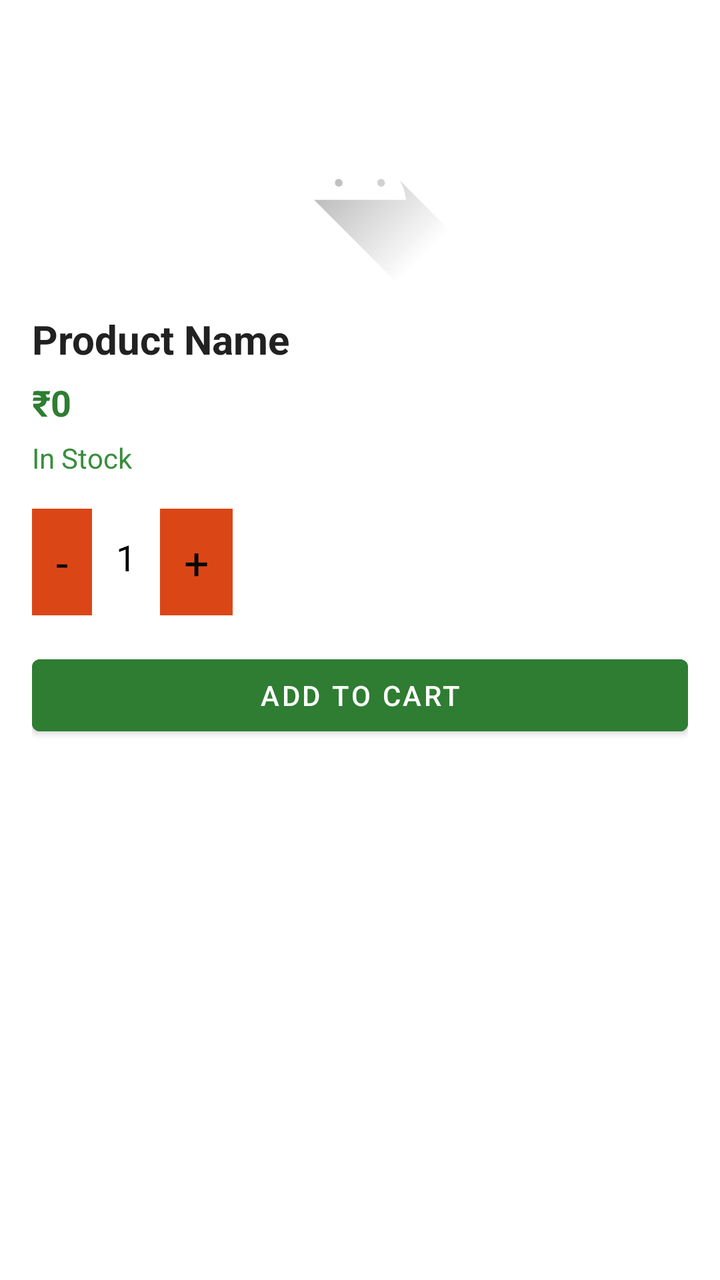
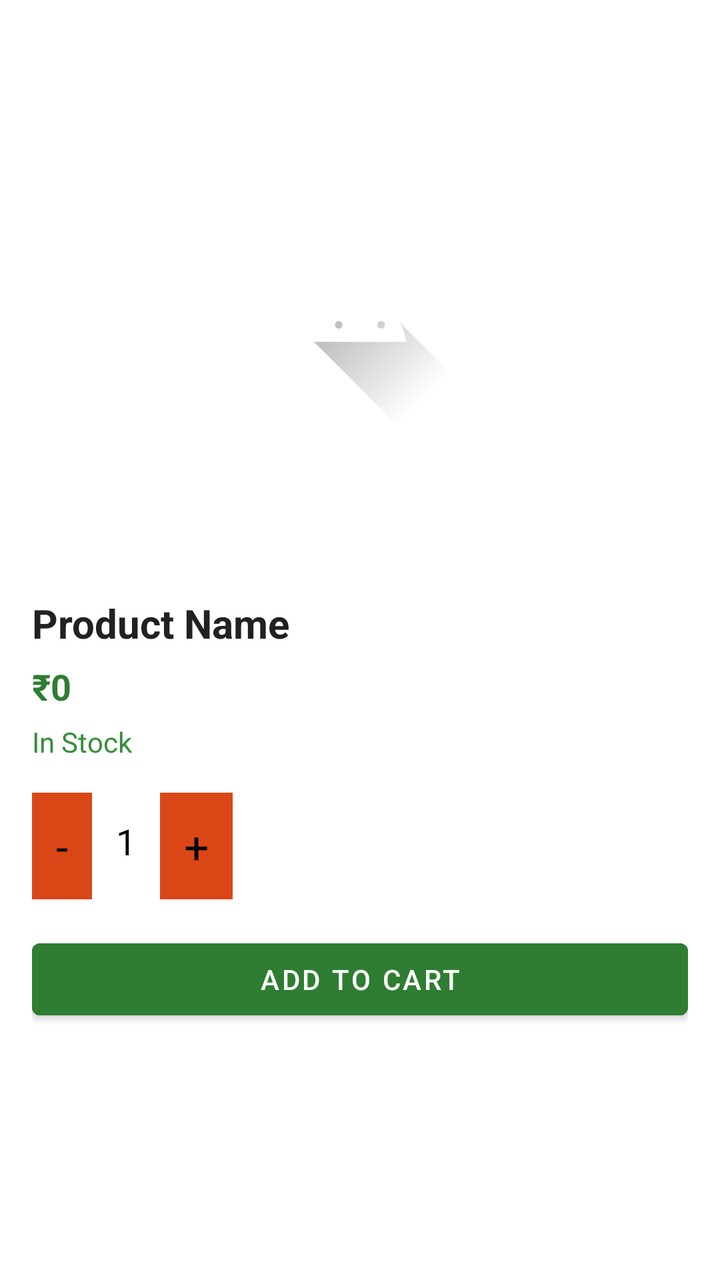

Two renders of the same Android screen: before a commit and after it. Below are the layout's source before the change and the commit's diff.
<!-- AndroidManifest.xml: application theme Theme.BulkAgrochem -->
<!-- res/layout/activity_product_detail.xml -->
<?xml version="1.0" encoding="utf-8"?>
<ScrollView xmlns:android="http://schemas.android.com/apk/res/android"
    android:layout_width="match_parent"
    android:layout_height="match_parent"
    android:background="#FFFFFF">

    <LinearLayout
        android:layout_width="match_parent"
        android:layout_height="wrap_content"
        android:orientation="vertical"
        android:padding="16dp"
        android:layout_marginTop="20dp">

        
        <ImageView
            android:id="@+id/imgProduct"
            android:layout_width="match_parent"
            android:layout_height="match_parent"
            android:scaleType="centerInside"
            android:src="@drawable/ic_launcher_foreground" />

        
        <TextView
            android:id="@+id/txtProductName"
            android:layout_width="match_parent"
            android:layout_height="wrap_content"
            android:layout_marginTop="12dp"
            android:text="Product Name"
            android:textSize="20sp"
            android:textStyle="bold"
            android:textColor="#212121" />

        
        <TextView
            android:id="@+id/txtProductPrice"
            android:layout_width="wrap_content"
            android:layout_height="wrap_content"
            android:layout_marginTop="6dp"
            android:text="₹0"
            android:textSize="18sp"
            android:textStyle="bold"
            android:textColor="#2E7D32" />

        
        <TextView
            android:id="@+id/txtStock"
            android:layout_width="wrap_content"
            android:layout_height="wrap_content"
            android:layout_marginTop="6dp"
            android:text="In Stock"
            android:textSize="14sp"
            android:textColor="#388E3C" />


        
        <LinearLayout
            android:layout_width="wrap_content"
            android:layout_height="wrap_content"
            android:layout_marginTop="16dp"
            android:orientation="horizontal"
            android:gravity="center_vertical"
            android:foreground="?attr/selectableItemBackground"
            android:background="@drawable/bg_qty_button">

            <TextView
                android:id="@+id/btnMinus"
                android:text="-"
                android:textColor="@color/black"
                android:textSize="22sp"
                android:padding="12dp"
                android:background="#DB4617"
                android:layout_height="match_parent"
                android:layout_width="match_parent"/>

            <TextView
                android:id="@+id/txtQty"
                android:text="1"
                android:textSize="18sp"
                android:background="@color/white"
                android:padding="12dp"
                android:textColor="@color/black"
                android:layout_height="match_parent"
                android:layout_width="match_parent"/>

            <TextView
                android:id="@+id/btnPlus"
                android:text="+"
                android:textColor="@color/black"
                android:textSize="22sp"
                android:padding="12dp"
                android:background="#DB4617"
                android:layout_height="match_parent"
                android:layout_width="match_parent"/>
        </LinearLayout>

        
        <Button
            android:id="@+id/btnAddToCart"
            android:layout_width="match_parent"
            android:layout_height="48dp"
            android:layout_marginTop="16dp"
            android:text="Add to Cart"
            android:backgroundTint="#2E7D32"
            android:textColor="#FFFFFF"/>

        
        <TextView
            android:id="@+id/txtDescription"
            android:layout_width="match_parent"
            android:layout_height="wrap_content"
            android:layout_marginTop="12dp"
            android:text="Product Description..."
            android:textSize="14sp"
            android:textColor="#757575"
            android:visibility="gone"/>

        
        <TextView
            android:id="@+id/txtDetails"
            android:layout_width="match_parent"
            android:layout_height="wrap_content"
            android:layout_marginTop="12dp"
            android:text="Product Details..."
            android:textSize="14sp"
            android:textColor="#616161"
            android:visibility="gone"/>

    </LinearLayout>

</ScrollView>
<!-- resources referenced by this layout -->
<resources>
  <color name="black">#FF000000</color>
  <color name="white">#FFFFFFFF</color>
  <!-- drawable bg_qty_button (drawable) -->
  <shape xmlns:android="http://schemas.android.com/apk/res/android">
      <solid android:color="#EEEEEE"/>
      <corners android:radius="8dp"/>
  </shape>
  <!-- drawable ic_launcher_foreground (drawable) -->
  <vector xmlns:android="http://schemas.android.com/apk/res/android"
      xmlns:aapt="http://schemas.android.com/aapt"
      android:width="108dp"
      android:height="108dp"
      android:viewportWidth="108"
      android:viewportHeight="108">
      <path android:pathData="M31,63.928c0,0 6.4,-11 12.1,-13.1c7.2,-2.6 26,-1.4 26,-1.4l38.1,38.1L107,108.928l-32,-1L31,63.928z">
          <aapt:attr name="android:fillColor">
              <gradient
                  android:endX="85.84757"
                  android:endY="92.4963"
                  android:startX="42.9492"
                  android:startY="49.59793"
                  android:type="linear">
                  <item
                      android:color="#44000000"
                      android:offset="0.0" />
                  <item
                      android:color="#00000000"
                      android:offset="1.0" />
              </gradient>
          </aapt:attr>
      </path>
      <path
          android:fillColor="#FFFFFF"
          android:fillType="nonZero"
          android:pathData="M65.3,45.828l3.8,-6.6c0.2,-0.4 0.1,-0.9 -0.3,-1.1c-0.4,-0.2 -0.9,-0.1 -1.1,0.3l-3.9,6.7c-6.3,-2.8 -13.4,-2.8 -19.7,0l-3.9,-6.7c-0.2,-0.4 -0.7,-0.5 -1.1,-0.3C38.8,38.328 38.7,38.828 38.9,39.228l3.8,6.6C36.2,49.428 31.7,56.028 31,63.928h46C76.3,56.028 71.8,49.428 65.3,45.828zM43.4,57.328c-0.8,0 -1.5,-0.5 -1.8,-1.2c-0.3,-0.7 -0.1,-1.5 0.4,-2.1c0.5,-0.5 1.4,-0.7 2.1,-0.4c0.7,0.3 1.2,1 1.2,1.8C45.3,56.528 44.5,57.328 43.4,57.328L43.4,57.328zM64.6,57.328c-0.8,0 -1.5,-0.5 -1.8,-1.2s-0.1,-1.5 0.4,-2.1c0.5,-0.5 1.4,-0.7 2.1,-0.4c0.7,0.3 1.2,1 1.2,1.8C66.5,56.528 65.6,57.328 64.6,57.328L64.6,57.328z"
          android:strokeWidth="1"
          android:strokeColor="#00000000" />
  </vector>
  <style name="Theme.BulkAgrochem" parent="Base.Theme.BulkAgrochem" />
  <style name="Base.Theme.BulkAgrochem" parent="Theme.MaterialComponents.DayNight.NoActionBar">
          
          <item name="android:windowBackground">@color/app_background</item>
          <item name="colorSurface">@color/app_background</item>
      </style>
  <color name="app_background">#F5F5F5</color>
</resources>

<!-- the commit's change to res/layout/activity_product_detail.xml (unified diff, before → after) -->
@@ -12,12 +12,34 @@
         android:layout_marginTop="20dp">
 
         
-        <ImageView
-            android:id="@+id/imgProduct"
+        <FrameLayout
             android:layout_width="match_parent"
-            android:layout_height="match_parent"
-            android:scaleType="centerInside"
-            android:src="@drawable/ic_launcher_foreground" />
+            android:layout_height="wrap_content">
+
+            
+            <ImageView
+                android:id="@+id/imgProduct"
+                android:layout_width="match_parent"
+                android:layout_height="250dp"
+                android:scaleType="centerInside"
+                android:src="@drawable/ic_launcher_foreground" />
+
+            
+            <TextView
+                android:id="@+id/txtDiscount"
+                android:layout_width="wrap_content"
+                android:layout_height="wrap_content"
+                android:layout_marginTop="10dp"
+                android:layout_marginStart="10dp"
+                android:background="@drawable/bg_discount"
+                android:padding="6dp"
+                android:text="10% OFF"
+                android:textColor="#FFFFFF"
+                android:textSize="14sp"
+                android:visibility="gone" />
+
+        </FrameLayout>
+
 
         
         <TextView
@@ -31,15 +53,33 @@
             android:textColor="#212121" />
 
         
-        <TextView
-            android:id="@+id/txtProductPrice"
+        <LinearLayout
             android:layout_width="wrap_content"
             android:layout_height="wrap_content"
-            android:layout_marginTop="6dp"
-            android:text="₹0"
-            android:textSize="18sp"
-            android:textStyle="bold"
-            android:textColor="#2E7D32" />
+            android:orientation="horizontal"
+            android:layout_marginTop="6dp">
+
+            <TextView
+                android:id="@+id/txtProductPrice"
+                android:layout_width="wrap_content"
+                android:layout_height="wrap_content"
+                android:text="₹0"
+                android:textSize="18sp"
+                android:textStyle="bold"
+                android:textColor="#2E7D32" />
+
+            <TextView
+                android:id="@+id/txtOriginalPrice"
+                android:layout_width="wrap_content"
+                android:layout_height="wrap_content"
+                android:layout_marginStart="8dp"
+                android:text="₹00"
+                android:textSize="16sp"
+                android:textColor="#9E9E9E"
+                android:visibility="gone"/>
+
+        </LinearLayout>
+
 
         
         <TextView
<!-- resource entries referenced after the edit -->
@@ -2,6 +2,11 @@
 <resources>
   <color name="black">#FF000000</color>
   <color name="white">#FFFFFFFF</color>
+  <!-- drawable bg_discount (drawable) -->
+  <shape xmlns:android="http://schemas.android.com/apk/res/android">
+      <solid android:color="#D32F2F"/>
+      <corners android:radius="6dp"/>
+  </shape>
   <!-- drawable bg_qty_button (drawable) -->
   <shape xmlns:android="http://schemas.android.com/apk/res/android">
       <solid android:color="#EEEEEE"/>
